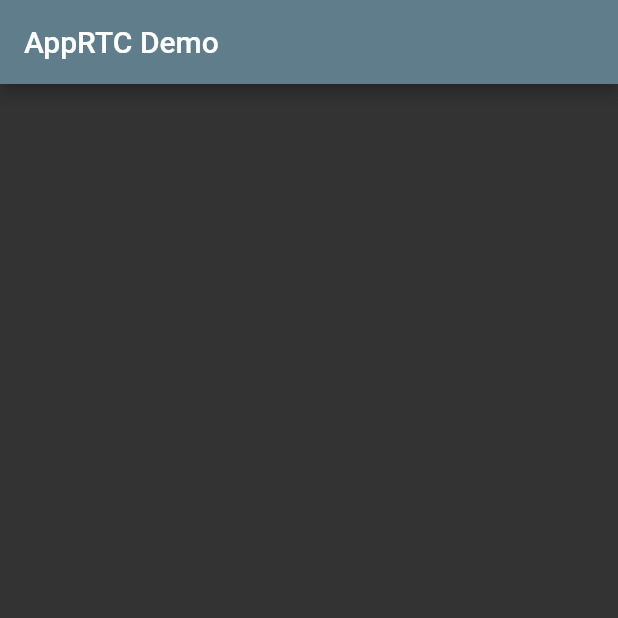
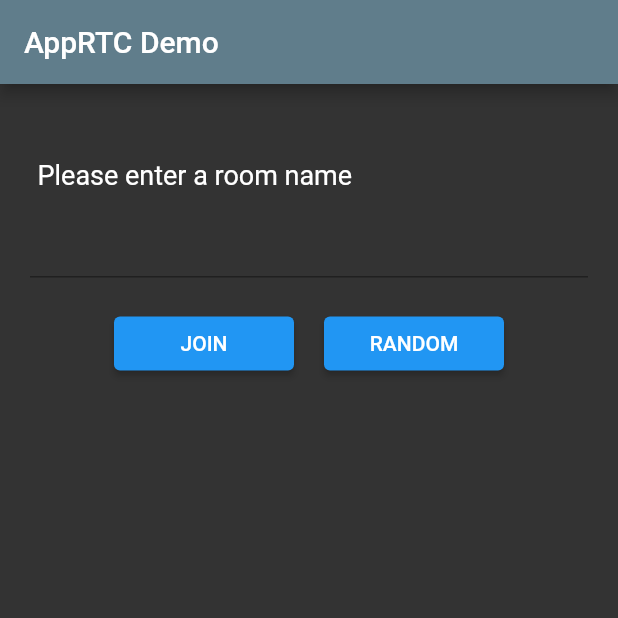
Before and after one commit to bin-go2011/flutter-apprtc, a Flutter app: the screen it shows after launch, on a phone screen of 412 x 824 dp, the top half of it. Run offline on Flutter 3.47's test engine with Material 2 defaults, Android fonts, the phone set to English and light mode, and no system bars.

Commit message:
ui is almost done.

```diff
--- a/lib/home.dart
+++ b/lib/home.dart
@@ -8,6 +8,67 @@ class HomePage extends StatelessWidget {
         title: const Text('AppRTC Demo'),
       ),
       backgroundColor: Color(0xff333333),
+      body: Column(
+        children: [
+          Align(
+            alignment: Alignment.topLeft,
+            child: Padding(
+              padding: const EdgeInsets.only(
+                top: 50,
+                left: 25,
+                bottom: 5,
+              ),
+              child: Text(
+                'Please enter a room name',
+                style: TextStyle(
+                  color: Colors.white,
+                  fontSize: 18,
+                ),
+              ),
+            ),
+          ),
+          Padding(
+            padding: const EdgeInsets.symmetric(
+              horizontal: 20.0,
+            ),
+            child: TextField(
+              style: TextStyle(
+                color: Colors.white,
+                fontSize: 25,
+              ),
+            ),
+          ),
+          SizedBox(
+            height: 20,
+          ),
+          Row(
+            mainAxisAlignment: MainAxisAlignment.center,
+            children: [
+              SizedBox(
+                width: 120,
+                child: ElevatedButton(
+                    onPressed: () {},
+                    child: Text('JOIN'),
+                    style: ElevatedButton.styleFrom(
+                      primary: Colors.blue,
+                    )),
+              ),
+              SizedBox(
+                width: 20,
+              ),
+              SizedBox(
+                width: 120,
+                child: ElevatedButton(
+                    onPressed: () {},
+                    child: Text('RANDOM'),
+                    style: ElevatedButton.styleFrom(
+                      primary: Colors.blue,
+                    )),
+              ),
+            ],
+          )
+        ],
+      ),
     );
   }
 }
```
